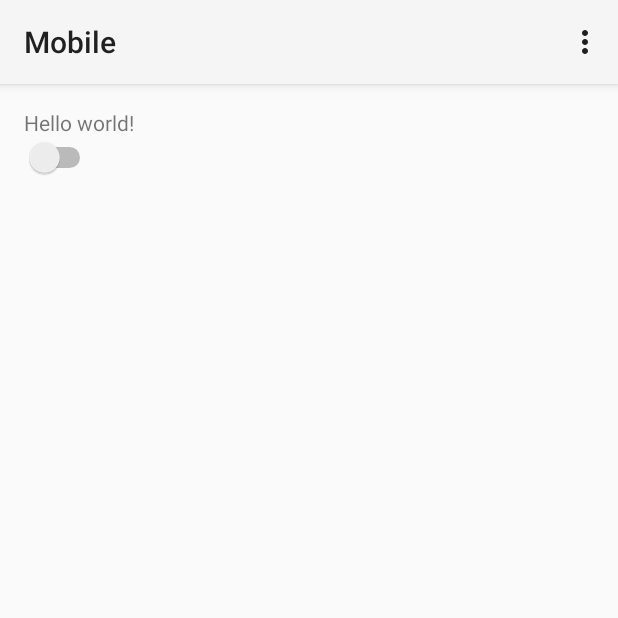
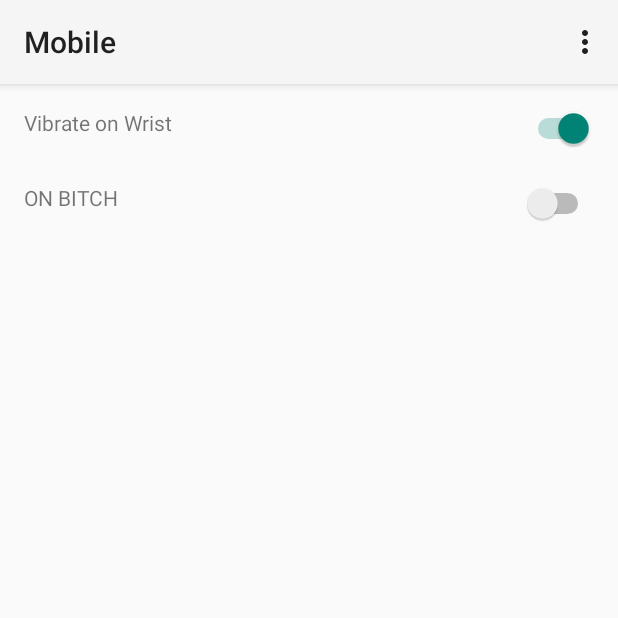
Before and after one commit to carlbai/SnoozePulse, an Android app: the screen it shows after launch (MainActivity), in the options menu, after a tap on "Settings", on a phone screen of 412 x 824 dp, the top half of it. Run offline under Robolectric (Android 15) with nearby library versions, the phone set to English and light mode, and no system bars.

Commit message:
Enabled vibration UI

```diff
--- a/mobile/src/main/AndroidManifest.xml
+++ b/mobile/src/main/AndroidManifest.xml
@@ -1,6 +1,8 @@
 <?xml version="1.0" encoding="utf-8"?>
 <manifest xmlns:android="http://schemas.android.com/apk/res/android"
     package="com.snoozepulse.mobile" >
+
+    <uses-permission android:name="android.permission.VIBRATE"/>
 
     <application
         android:allowBackup="true"
--- a/mobile/src/main/java/com/snoozepulse/mobile/MainActivity.java
+++ b/mobile/src/main/java/com/snoozepulse/mobile/MainActivity.java
@@ -1,12 +1,20 @@
 package com.snoozepulse.mobile;
 
 import android.app.Activity;
+import android.app.AlertDialog;
+import android.content.Context;
 import android.os.Bundle;
+import android.os.Vibrator;
 import android.view.Menu;
 import android.view.MenuItem;
+import android.view.View;
+import android.widget.Switch;
 
 
 public class MainActivity extends Activity {
+
+    boolean vibrate;
+    public final static String VIBRATE = "com.snoozepulse.mobile.vibrate";
 
     @Override
     protected void onCreate(Bundle savedInstanceState) {
@@ -34,19 +42,27 @@ public class MainActivity extends Activity {
         return super.onOptionsItemSelected(item);
     }
 
-    public void onToggleClicked(View view) {
+    public void onSwitchClicked(View view) {
         // Is the toggle on?
-        boolean on = ((ToggleButton) view).isChecked();
-        AlertDialog.Builder builder = new AlertDialog.Builder(getActivity());
+        boolean on = ((Switch) view).isChecked();
+        AlertDialog.Builder builder = new AlertDialog.Builder(MainActivity.this);
 
         if (on) {
             builder.setMessage(R.string.on_message);
             // Enable vibrate
+            vibrate = true;
+
+            Vibrator v = (Vibrator) this.getSystemService(Context.VIBRATOR_SERVICE);
+            // Vibrate for 500 milliseconds
+            v.vibrate(500);
         } else {
             builder.setMessage(R.string.off_message);
             // Disable vibrate
+            vibrate = false;
         }
 
         AlertDialog dialog = builder.create();
+        dialog.show();
+
     }
 }
--- a/mobile/src/main/res/layout/activity_main.xml
+++ b/mobile/src/main/res/layout/activity_main.xml
@@ -10,16 +10,34 @@
 
     <TextView
         android:id="@+id/title"
-        android:text="@string/hello_world"
+        android:text="@string/vibrate_setting"
         android:layout_width="wrap_content"
-        android:layout_height="wrap_content" />
+        android:layout_height="50dp" />
+
+    <Switch
+        android:id="@string/switch_button"
+        android:layout_alignParentRight="true"
+        android:layout_width="wrap_content"
+        android:layout_height="wrap_content"
+        android:textOn="On"
+        android:textOff="Off"
+        android:onClick="onSwitchClicked" />
+
+    <TextView
+        android:id="@+id/title2"
+        android:layout_below="@id/title"
+        android:text="@string/on_message"
+        android:layout_width="wrap_content"
+        android:layout_height="50dp" />
 
     <Switch
         android:id="@string/switch_button"
         android:layout_below="@id/title"
+        android:layout_alignParentRight="true"
         android:layout_width="wrap_content"
         android:layout_height="wrap_content"
         android:textOn="On"
-        android:textOff="Off" />
+        android:textOff="Off"
+        android:onClick="onSwitchClicked" />
 
 </RelativeLayout>
--- a/mobile/src/main/res/values/strings.xml
+++ b/mobile/src/main/res/values/strings.xml
@@ -2,11 +2,10 @@
 <resources>
 
     <string name="app_name">Mobile</string>
-    <string name="hello_world">Hello world!</string>
     <string name="action_settings">Settings</string>
     <string name="switch_button">PRESS ME</string>
     <string name="on_message">ON BITCH</string>
     <string name="off_message">OFF...man</string>
-    <string name="dialog_title">Something dialogue</string>
+    <string name="vibrate_setting">Vibrate on Wrist</string>
 
 </resources>
```
